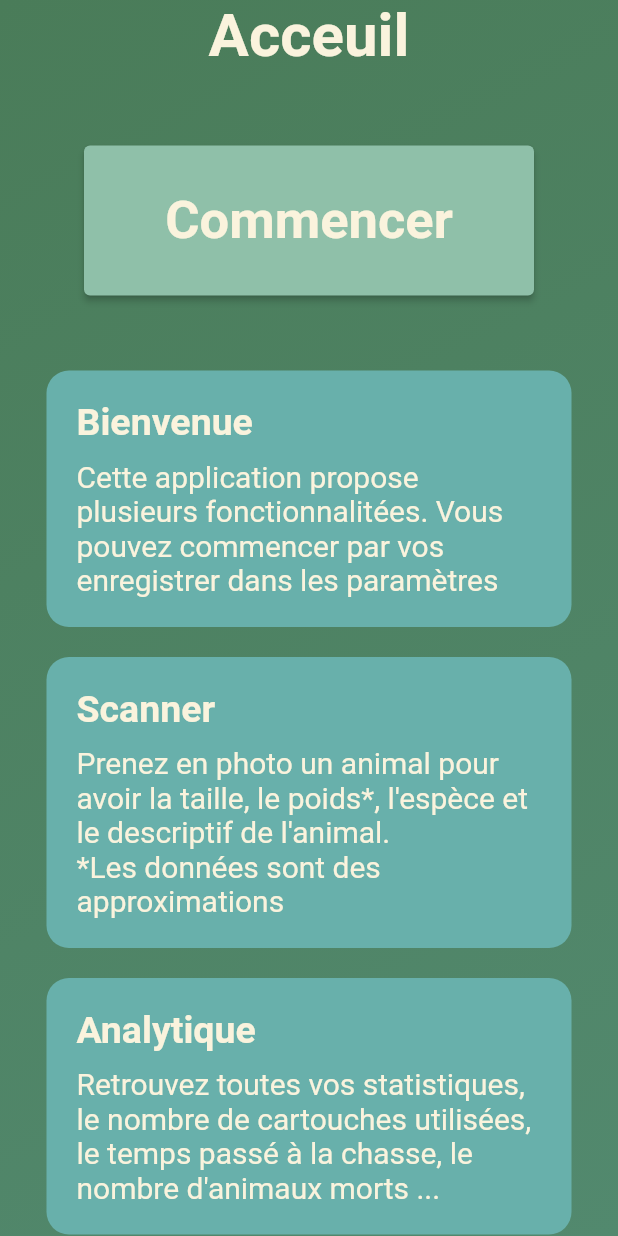
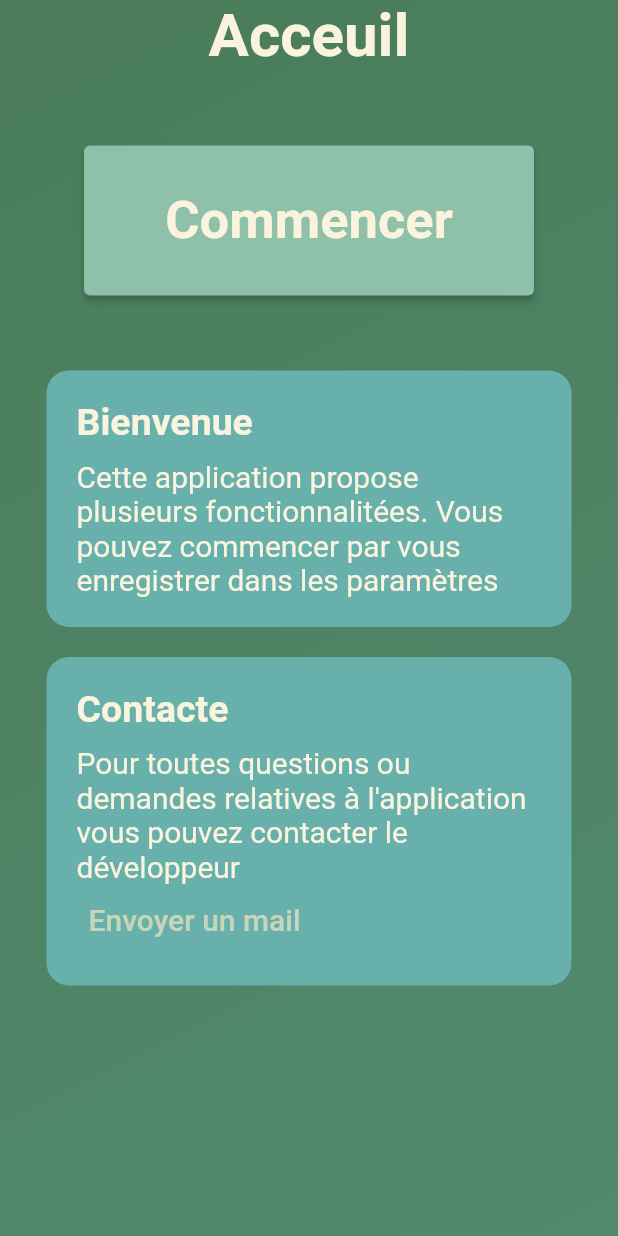
Before and after one commit to hugo-piedanna/chasse_infos, a Flutter app: the home screen opened directly, on a phone screen of 412 x 824 dp. Run offline on Flutter 3.47's test engine with Material 2 defaults, Android fonts, the phone set to English and light mode, and no system bars; our stand-ins replace curved_navigation_bar, flutter_map, hexcolor, latlong2; missing offline and left inert: open_mail_app.

Commit message:
Changing home page

```diff
--- a/lib/pages/home.dart
+++ b/lib/pages/home.dart
@@ -2,6 +2,7 @@ import 'dart:async';
 
 import 'package:flutter/material.dart';
 import 'package:hexcolor/hexcolor.dart';
+import 'package:open_mail_app/open_mail_app.dart';
 
 class home extends StatefulWidget {
   const home({Key? key}) : super(key: key);
@@ -140,7 +141,7 @@ class _homePage extends State<home> with AutomaticKeepAliveClientMixin<home> {
                         ),
                         SizedBox(height: 10),
                         Text(
-                          "Cette application propose plusieurs fonctionnalitées. Vous pouvez commencer par vos enregistrer dans les paramètres",
+                          "Cette application propose plusieurs fonctionnalitées. Vous pouvez commencer par vous enregistrer dans les paramètres",
                           style:
                               TextStyle(fontSize: 20, color: Color(0xfffaf3dd)),
                         )
@@ -156,98 +157,46 @@ class _homePage extends State<home> with AutomaticKeepAliveClientMixin<home> {
                   child: Column(
                       mainAxisAlignment: MainAxisAlignment.start,
                       crossAxisAlignment: CrossAxisAlignment.start,
-                      children: const [
-                        Text(
-                          "Scanner",
+                      children: [
+                        const Text(
+                          "Contacte",
                           style: TextStyle(
                               color: Color(0xfffaf3dd),
                               fontSize: 25,
                               fontWeight: FontWeight.bold),
                         ),
-                        SizedBox(height: 10),
-                        Text(
-                          "Prenez en photo un animal pour avoir la taille, le poids*, l'espèce et le descriptif de l'animal.\n*Les données sont des approximations",
+                        const SizedBox(height: 10),
+                        const Text(
+                          "Pour toutes questions ou demandes relatives à l'application vous pouvez contacter le développeur",
                           style:
                               TextStyle(fontSize: 20, color: Color(0xfffaf3dd)),
-                        )
-                      ]),
-                ),
-                const SizedBox(height: 20),
-                Container(
-                  width: 350,
-                  padding: const EdgeInsets.all(20),
-                  decoration: BoxDecoration(
-                      color: HexColor('#68B0AB'),
-                      borderRadius: BorderRadius.circular(15)),
-                  child: Column(
-                      mainAxisAlignment: MainAxisAlignment.start,
-                      crossAxisAlignment: CrossAxisAlignment.start,
-                      children: const [
-                        Text(
-                          "Analytique",
-                          style: TextStyle(
-                              color: Color(0xfffaf3dd),
-                              fontSize: 25,
-                              fontWeight: FontWeight.bold),
                         ),
-                        SizedBox(height: 10),
-                        Text(
-                          "Retrouvez toutes vos statistiques, le nombre de cartouches utilisées, le temps passé à la chasse, le nombre d'animaux morts ...",
-                          style:
-                              TextStyle(fontSize: 20, color: Color(0xfffaf3dd)),
-                        )
-                      ]),
-                ),
-                const SizedBox(height: 20),
-                Container(
-                  width: 350,
-                  padding: const EdgeInsets.all(20),
-                  decoration: BoxDecoration(
-                      color: HexColor('#68B0AB'),
-                      borderRadius: BorderRadius.circular(15)),
-                  child: Column(
-                      mainAxisAlignment: MainAxisAlignment.start,
-                      crossAxisAlignment: CrossAxisAlignment.start,
-                      children: const [
-                        Text(
-                          "Points de chasse",
-                          style: TextStyle(
-                              color: Color(0xfffaf3dd),
-                              fontSize: 25,
-                              fontWeight: FontWeight.bold),
+                        TextButton(
+                          child: const Text("Envoyer un mail",
+                              style: TextStyle(
+                                  fontSize: 20, color: Color(0xffC8D5B9))),
+                          onPressed: () async {
+                            var apps = await OpenMailApp.getMailApps();
+
+                            if (apps.isEmpty) {
+                              showNoMailAppsDialog(context);
+                            } else {
+                              showDialog(
+                                context: context,
+                                builder: (context) {
+                                  return MailAppPickerDialog(
+                                    mailApps: apps,
+                                    emailContent: EmailContent(
+                                      to: [
+                                        'h.piedanna@gmail.com',
+                                      ],
+                                    ),
+                                  );
+                                },
+                              );
+                            }
+                          },
                         ),
-                        SizedBox(height: 10),
-                        Text(
-                          "Trouvez les informations relatives à vos points de chasse favoris, comme les prévisions météo, les dates d'ouvertures",
-                          style:
-                              TextStyle(fontSize: 20, color: Color(0xfffaf3dd)),
-                        )
-                      ]),
-                ),
-                const SizedBox(height: 20),
-                Container(
-                  width: 350,
-                  padding: const EdgeInsets.all(20),
-                  decoration: BoxDecoration(
-                      color: HexColor('#68B0AB'),
-                      borderRadius: BorderRadius.circular(15)),
-                  child: Column(
-                      mainAxisAlignment: MainAxisAlignment.start,
-                      crossAxisAlignment: CrossAxisAlignment.start,
-                      children: const [
-                        Text(
-                          "Carte",
-                          style: TextStyle(
-                              color: Color(0xfffaf3dd),
-                              fontSize: 25,
-                              fontWeight: FontWeight.bold),
-                        ),
-                        SizedBox(height: 10),
-                        Text(
-                          "Notre carte vous permet de retrouver les parkings, les pièges possés, votre emplacement, les miradors, la délimitation de votre zone et plus",
-                          style:
-                              TextStyle(fontSize: 20, color: Color(0xfffaf3dd)),
-                        )
                       ]),
                 ),
                 const SizedBox(height: 70)
@@ -262,4 +211,24 @@ class _homePage extends State<home> with AutomaticKeepAliveClientMixin<home> {
   @override
   // TODO: implement wantKeepAlive
   bool get wantKeepAlive => true;
+
+  void showNoMailAppsDialog(BuildContext context) {
+    showDialog(
+      context: context,
+      builder: (context) {
+        return AlertDialog(
+          title: Text("Open Mail App"),
+          content: Text("No mail apps installed"),
+          actions: <Widget>[
+            TextButton(
+              child: Text("OK"),
+              onPressed: () {
+                Navigator.pop(context);
+              },
+            )
+          ],
+        );
+      },
+    );
+  }
 }
--- a/pubspec.yaml
+++ b/pubspec.yaml
@@ -39,6 +39,7 @@ dependencies:
   flutter_map: ^1.1.1
   latlong2: ^0.8.1
   geolocator: ^9.0.1
+  open_mail_app: ^0.4.5
 
 dev_dependencies:
   flutter_test:
```
Also changed, not shown: pubspec.lock, 7 other files.
